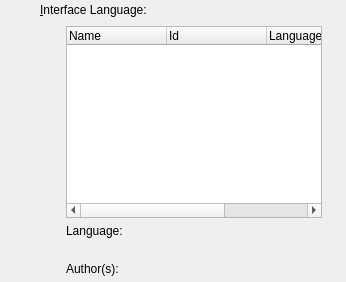
Before: the Qt Designer form vbox/src/VBox/Frontends/VirtualBox4/ui/VBoxGLSettingsLanguage.ui in jljuxgm/vboxgit, drawn with Qt 5.
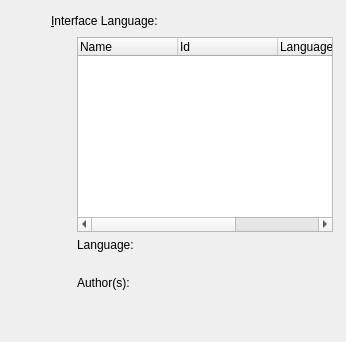
After: the same form once the commit is applied. Custom widgets are drawn as their Qt base class.

Diff of the .ui file:
```diff
--- a/vbox/src/VBox/Frontends/VirtualBox4/ui/VBoxGLSettingsLanguage.ui
+++ b/vbox/src/VBox/Frontends/VirtualBox4/ui/VBoxGLSettingsLanguage.ui
@@ -23,22 +23,10 @@
     <x>0</x>
     <y>0</y>
     <width>346</width>
-    <height>282</height>
+    <height>342</height>
    </rect>
   </property>
   <layout class="QGridLayout" >
-   <property name="leftMargin" >
-    <number>0</number>
-   </property>
-   <property name="topMargin" >
-    <number>0</number>
-   </property>
-   <property name="rightMargin" >
-    <number>0</number>
-   </property>
-   <property name="bottomMargin" >
-    <number>0</number>
-   </property>
    <item row="0" column="0" >
     <spacer>
      <property name="orientation" >
@@ -187,6 +175,12 @@
          <verstretch>0</verstretch>
         </sizepolicy>
        </property>
+       <property name="minimumSize" >
+        <size>
+         <width>0</width>
+         <height>48</height>
+        </size>
+       </property>
        <property name="alignment" >
         <set>Qt::AlignLeading|Qt::AlignLeft|Qt::AlignTop</set>
        </property>
@@ -202,12 +196,6 @@
      <property name="orientation" >
       <enum>Qt::Vertical</enum>
      </property>
-     <property name="sizeHint" >
-      <size>
-       <width>20</width>
-       <height>0</height>
-      </size>
-     </property>
     </spacer>
    </item>
   </layout>
```
